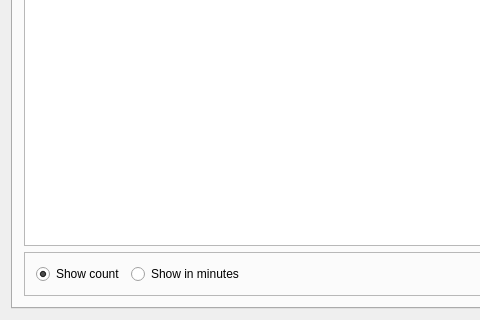
Before: the Qt Designer form TimerTrack/TimerTrack/StatisticsWindow.ui in sergrt/timertrack, drawn with Qt 5; both pictures show x 0 to 480 and y 170 to 490 of the 870 by 490 pixel window.
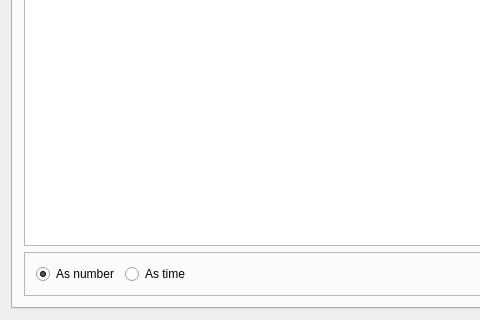
After: the same form once the commit is applied. The open tabs and pages were chosen to show the change.

Commit message: Add nice statistics as a time. Remove unised cpp file.

Patch:
```diff
--- a/TimerTrack/TimerTrack/StatisticsWindow.ui
+++ b/TimerTrack/TimerTrack/StatisticsWindow.ui
@@ -152,14 +152,14 @@
           <item row="0" column="1">
            <widget class="QRadioButton" name="showInMinutes">
             <property name="text">
-             <string>Show in minutes</string>
+             <string>As time</string>
             </property>
            </widget>
           </item>
           <item row="0" column="0">
            <widget class="QRadioButton" name="showCount">
             <property name="text">
-             <string>Show count</string>
+             <string>As number</string>
             </property>
             <property name="checked">
              <bool>true</bool>
```
The commit also changes 5 other files.
